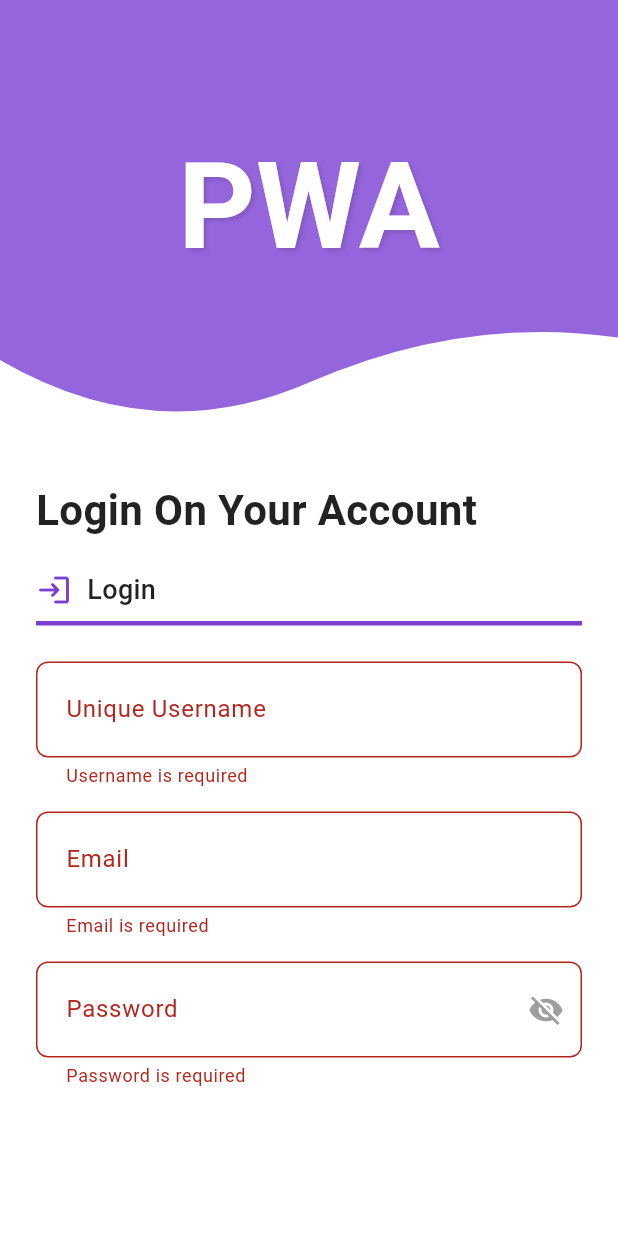
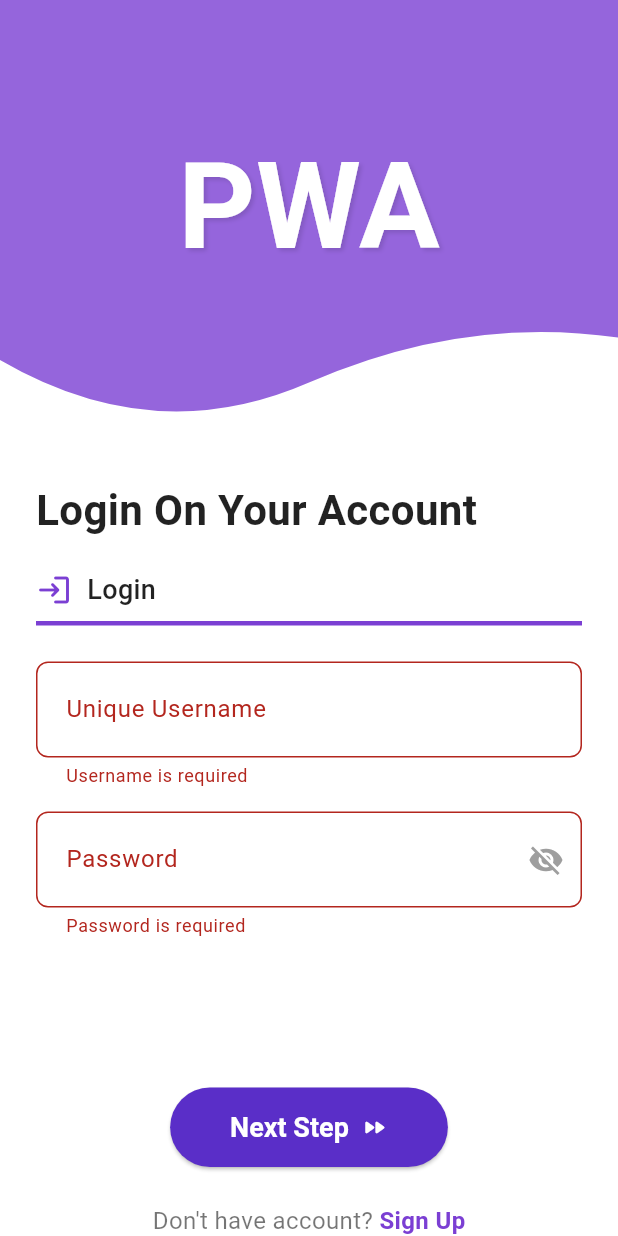
Before and after one commit to BadriAmouri/LockChat, a Flutter app: the LoginScreen screen opened directly, after a tap on "Next Step", on a phone screen of 412 x 824 dp. Run offline on Flutter 3.47's test engine with Material 3 defaults, Android fonts, the light colour scheme and no system bars; our stand-ins replace basic_utils, flutter_secure_storage; missing offline and left inert: encrypt, pointycastle; accounts and stored records are empty.

Commit message:
update login page

```diff
--- a/lib/views/screens/login.dart
+++ b/lib/views/screens/login.dart
@@ -16,19 +16,16 @@
 class _LoginScreenState extends State<LoginScreen> {
   final _formKey = GlobalKey<FormState>();
   final _usernameController = TextEditingController();
-  final _emailController = TextEditingController();
   final _passwordController = TextEditingController();
   bool _obscurePassword = true;
 
   // Error messages
   String? _usernameError;
-  String? _emailError;
   String? _passwordError;
 
   @override
   void dispose() {
     _usernameController.dispose();
-    _emailController.dispose();
     _passwordController.dispose();
     super.dispose();
   }
@@ -40,7 +37,6 @@
     // Reset errors
     setState(() {
       _usernameError = null;
-      _emailError = null;
       _passwordError = null;
     });
 
@@ -51,20 +47,6 @@
       });
       isValid = false;
 
-    }
-
-    // Email validation
-    final emailRegExp = RegExp(r'^[\w-\.]+@([\w-]+\.)+[\w-]{2,4}$');
-    if (_emailController.text.isEmpty) {
-      setState(() {
-        _emailError = 'Email is required';
-      });
-      isValid = false;
-    } else if (!emailRegExp.hasMatch(_emailController.text)) {
-      setState(() {
-        _emailError = 'Please enter a valid email address';
-      });
-      isValid = false;
     }
 
     // Password validation
@@ -190,26 +172,6 @@
                               vertical: 20,
                             ),
                             errorText: _usernameError,
-                          ),
-                        ),
-
-                        const SizedBox(height: 16),
-
-                        // Email field
-                        TextField(
-                          controller: _emailController,
-                          keyboardType: TextInputType.emailAddress,
-                          decoration: InputDecoration(
-                            labelText: 'Email',
-                            hintText: 'example@email.com',
-                            border: OutlineInputBorder(
-                              borderRadius: BorderRadius.circular(8),
-                            ),
-                            contentPadding: const EdgeInsets.symmetric(
-                              horizontal: 16,
-                              vertical: 20,
-                            ),
-                            errorText: _emailError,
                           ),
                         ),
 
```
